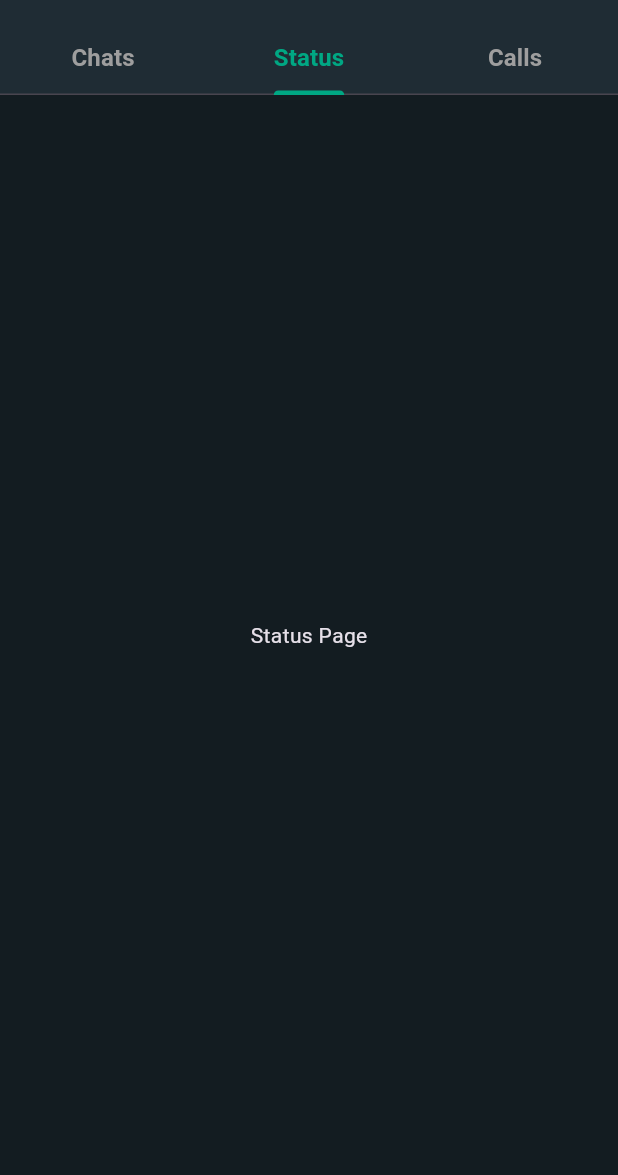
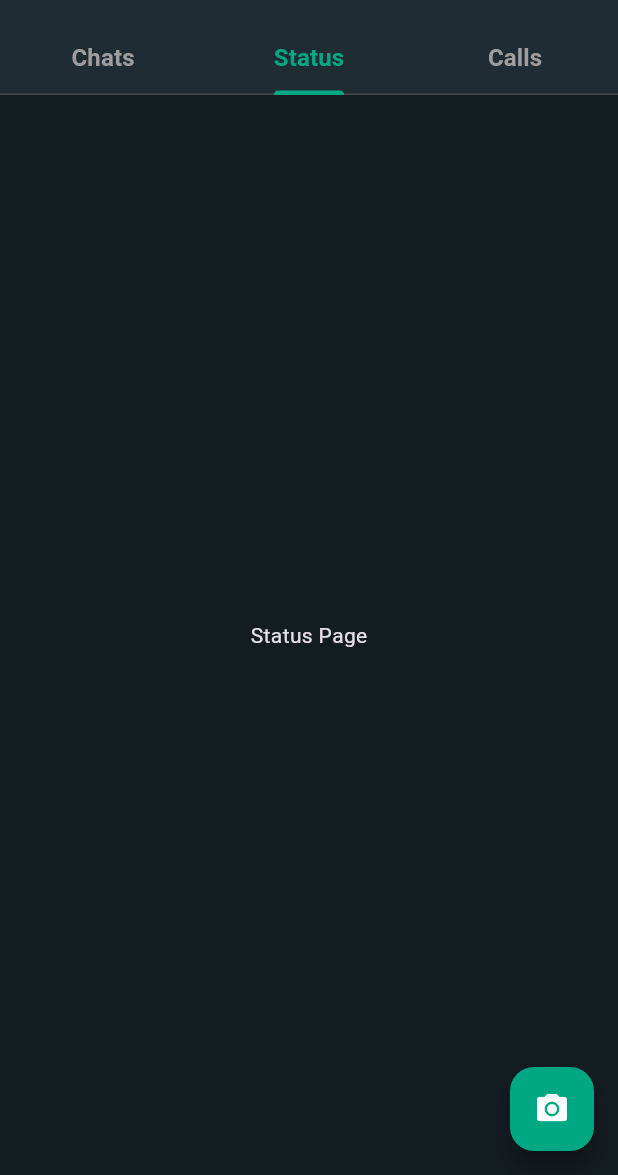
Before and after one commit to Sohag-84/Whatsapp, a Flutter app: the HomePage screen opened directly, tab 2 chosen, on a phone screen of 412 x 824 dp, the part 61-1236 px from its top. Run offline on Flutter 3.47's test engine with Material 3 defaults, Android fonts, the phone set to English and light mode, and no system bars; our stand-ins replace cached_network_image, fluttertoast, image_picker, video_player; missing offline and left inert: country_pickers, flutter_pin_code_fields, giphy_picker.

Commit message:
added floating action button

```diff
--- a/lib/features/home/home_page.dart
+++ b/lib/features/home/home_page.dart
@@ -16,6 +16,11 @@ class _HomePageState extends State<HomePage>
   @override
   void initState() {
     _tabController = TabController(length: 3, vsync: this);
+    _tabController!.addListener(() {
+      setState(() {
+        currentTabIndex = _tabController!.index;
+      });
+    });
     super.initState();
   }
 
@@ -90,6 +95,9 @@ class _HomePageState extends State<HomePage>
           ],
         ),
       ),
+      floatingActionButton: switchFloatingActionButtonOnTabIndex(
+        currentTabIndex,
+      ),
       body: TabBarView(
         controller: _tabController,
         children: [
@@ -100,4 +108,36 @@ class _HomePageState extends State<HomePage>
       ),
     );
   }
+
+  switchFloatingActionButtonOnTabIndex(int index) {
+    switch (index) {
+      case 0:
+        return FloatingActionButton(
+          backgroundColor: tabColor,
+          onPressed: () {},
+          child: const Icon(Icons.message, color: Colors.white),
+        );
+
+      case 1:
+        return FloatingActionButton(
+          backgroundColor: tabColor,
+          onPressed: () {},
+          child: const Icon(Icons.camera_alt, color: Colors.white),
+        );
+
+      case 2:
+        return FloatingActionButton(
+          backgroundColor: tabColor,
+          onPressed: () {},
+          child: const Icon(Icons.add_call, color: Colors.white),
+        );
+
+      default:
+        return FloatingActionButton(
+          backgroundColor: tabColor,
+          onPressed: () {},
+          child: const Icon(Icons.message, color: Colors.white),
+        );
+    }
+  }
 }
```
